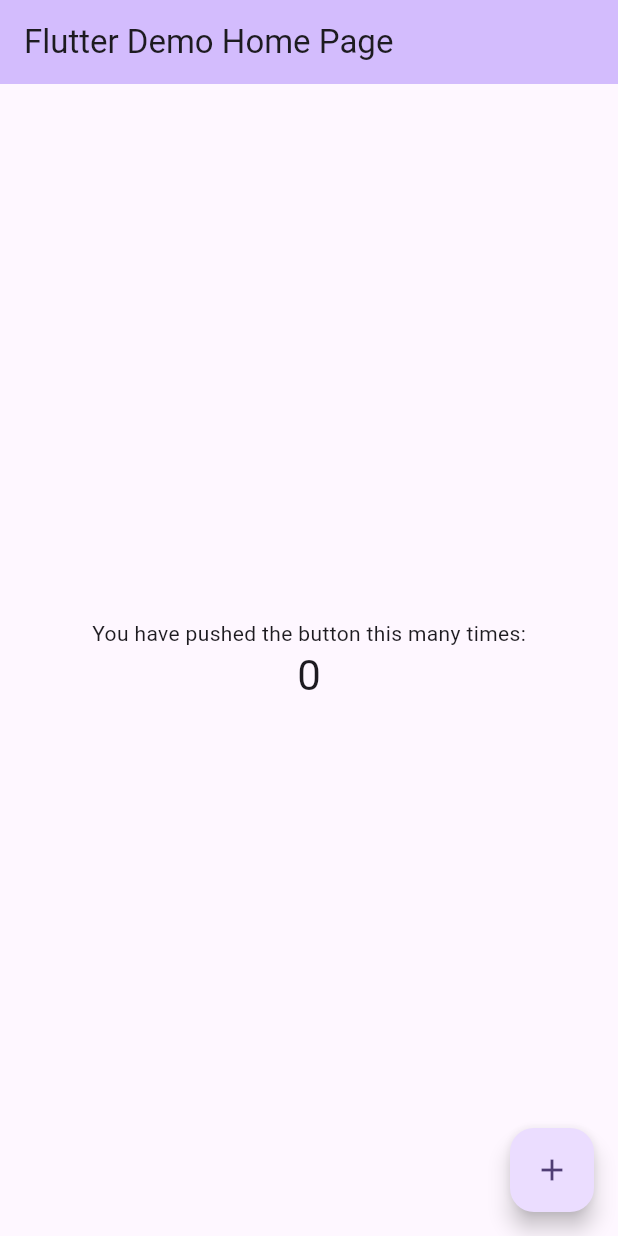
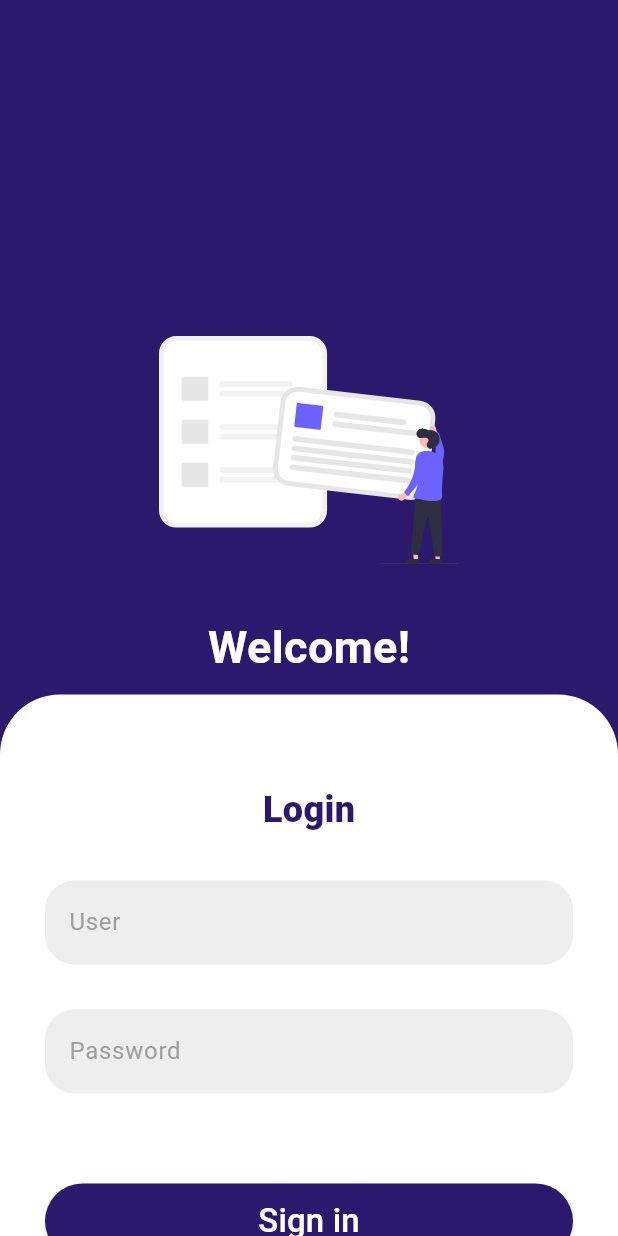
Before and after one commit to Sebastian-Beltran/prueba-fudo, a Flutter app: the screen it shows after launch, on a phone screen of 412 x 824 dp. Run offline on Flutter 3.47's test engine with Material 3 defaults, Android fonts, the phone set to English and light mode, and no system bars; our stand-ins replace equatable, flutter_riverpod, flutter_svg.

Commit message:
Added Login Screen

```diff
--- a/lib/core/constants/colors.dart
+++ b/lib/core/constants/colors.dart
@@ -0,0 +1,9 @@
+import 'package:flutter/material.dart';
+
+class Palette {
+  static Color primary = const Color(0xFF2A196D);
+  static Color secondary = const Color(0xFF7cb4c4);
+  static Color auxiliary = const Color(0xFFe8d5b5);
+  static Color green = const Color.fromARGB(255, 83, 220, 46);
+  static Color red = const Color.fromARGB(255, 219, 21, 60);
+}
--- a/lib/main.dart
+++ b/lib/main.dart
@@ -1,101 +1,52 @@
+// ignore_for_file: avoid_print
+
+import 'dart:async';
+
+import 'package:equatable/equatable.dart';
 import 'package:flutter/material.dart';
+import 'package:flutter_riverpod/flutter_riverpod.dart';
+import 'package:prueba_fudo/core/constants/colors.dart';
+import 'package:prueba_fudo/presentation/screens/login_screen.dart';
 
-void main() {
-  runApp(const MyApp());
+Future<void> main() async {
+  runZonedGuarded<void>(() async {
+    EquatableConfig.stringify = true;
+    runApp(const ProviderScope(child: MyApp()));
+  }, (error, stack) {
+    print(error.toString());
+  });
 }
 
 class MyApp extends StatelessWidget {
   const MyApp({super.key});
 
-  // This widget is the root of your application.
   @override
   Widget build(BuildContext context) {
     return MaterialApp(
-      title: 'Flutter Demo',
+      title: 'S',
       theme: ThemeData(
-        colorScheme: ColorScheme.fromSeed(seedColor: Colors.deepPurple),
+        appBarTheme: AppBarTheme(
+          backgroundColor: Palette.primary,
+          iconTheme: const IconThemeData(
+            color: Colors.white,
+          ),
+        ),
+        textTheme: const TextTheme(
+          bodyMedium: TextStyle(
+            fontSize: 20,
+            color: Colors.white,
+          ),
+        ),
+        scaffoldBackgroundColor: Palette.primary,
+        colorScheme: ColorScheme.fromSeed(seedColor: Colors.white),
         useMaterial3: true,
       ),
-      home: const MyHomePage(title: 'Flutter Demo Home Page'),
+      home: const LoginScreen(),
+      debugShowCheckedModeBanner: false,
+      // routes: {
+      //   '/home': (context) => const HomeScreen(),
+      //   '/detail': (context) => const DetailsScreen(),
+      // },
     );
   }
 }
-
-class MyHomePage extends StatefulWidget {
-  const MyHomePage({super.key, required this.title});
-
-  final String title;
-
-  @override
-  State<MyHomePage> createState() => _MyHomePageState();
-}
-
-class _MyHomePageState extends State<MyHomePage> {
-  int _counter = 0;
-
-  void _incrementCounter() {
-    setState(() {
-      // This call to setState tells the Flutter framework that something has
-      // changed in this State, which causes it to rerun the build method below
-      // so that the display can reflect the updated values. If we changed
-      // _counter without calling setState(), then the build method would not be
-      // called again, and so nothing would appear to happen.
-      _counter++;
-    });
-  }
-
-  @override
-  Widget build(BuildContext context) {
-    // This method is rerun every time setState is called, for instance as done
-    // by the _incrementCounter method above.
-    //
-    // The Flutter framework has been optimized to make rerunning build methods
-    // fast, so that you can just rebuild anything that needs updating rather
-    // than having to individually change instances of widgets.
-    return Scaffold(
-      appBar: AppBar(
-        // TRY THIS: Try changing the color here to a specific color (to
-        // Colors.amber, perhaps?) and trigger a hot reload to see the AppBar
-        // change color while the other colors stay the same.
-        backgroundColor: Theme.of(context).colorScheme.inversePrimary,
-        // Here we take the value from the MyHomePage object that was created by
-        // the App.build method, and use it to set our appbar title.
-        title: Text(widget.title),
-      ),
-      body: Center(
-        // Center is a layout widget. It takes a single child and positions it
-        // in the middle of the parent.
-        child: Column(
-          // Column is also a layout widget. It takes a list of children and
-          // arranges them vertically. By default, it sizes itself to fit its
-          // children horizontally, and tries to be as tall as its parent.
-          //
-          // Column has various properties to control how it sizes itself and
-          // how it positions its children. Here we use mainAxisAlignment to
-          // center the children vertically; the main axis here is the vertical
-          // axis because Columns are vertical (the cross axis would be
-          // horizontal).
-          //
-          // TRY THIS: Invoke "debug painting" (choose the "Toggle Debug Paint"
-          // action in the IDE, or press "p" in the console), to see the
-          // wireframe for each widget.
-          mainAxisAlignment: MainAxisAlignment.center,
-          children: <Widget>[
-            const Text(
-              'You have pushed the button this many times:',
-            ),
-            Text(
-              '$_counter',
-              style: Theme.of(context).textTheme.headlineMedium,
-            ),
-          ],
-        ),
-      ),
-      floatingActionButton: FloatingActionButton(
-        onPressed: _incrementCounter,
-        tooltip: 'Increment',
-        child: const Icon(Icons.add),
-      ), // This trailing comma makes auto-formatting nicer for build methods.
-    );
-  }
-}
--- /dev/null
+++ b/lib/presentation/screens/login_screen.dart
@@ -0,0 +1,49 @@
+import 'package:flutter/material.dart';
+import 'package:flutter_svg/svg.dart';
+import 'package:prueba_fudo/presentation/widgets/login_widgets.dart';
+
+class LoginScreen extends StatelessWidget {
+  const LoginScreen({super.key});
+
+  @override
+  Widget build(BuildContext context) {
+    final size = MediaQuery.of(context).size;
+    return Scaffold(
+      body: Padding(
+        padding: const EdgeInsets.only(top: 200),
+        child: Column(
+          children: [
+            Center(
+              child: SvgPicture.asset(
+                'assets/img/login.svg',
+                width: 200,
+                height: 200,
+              ),
+            ),
+            const SizedBox(height: 10),
+            const Text(
+              'Welcome!',
+              style: TextStyle(
+                fontSize: 30,
+                fontWeight: FontWeight.bold,
+              ),
+            ),
+            const SizedBox(height: 10),
+            Container(
+              padding: const EdgeInsets.all(30),
+              decoration: const BoxDecoration(
+                color: Colors.white,
+                borderRadius: BorderRadius.only(
+                  topLeft: Radius.circular(40.0),
+                  topRight: Radius.circular(40.0),
+                ),
+              ),
+              height: size.height * 0.5,
+              child: const LoginWidgets(),
+            ),
+          ],
+        ),
+      ),
+    );
+  }
+}
--- /dev/null
+++ b/lib/presentation/widgets/custom_button.dart
@@ -0,0 +1,36 @@
+import 'package:flutter/material.dart';
+import 'package:prueba_fudo/core/constants/colors.dart';
+
+class CustomButton extends StatelessWidget {
+  const CustomButton({
+    required this.text,
+    required this.onPressed,
+    this.isEnabled = true,
+    super.key,
+  });
+
+  final String text;
+  final bool isEnabled;
+  final VoidCallback? onPressed;
+
+  @override
+  Widget build(BuildContext context) {
+    return SizedBox(
+      width: double.infinity,
+      height: 50,
+      child: ElevatedButton(
+        style: ElevatedButton.styleFrom(
+          backgroundColor: isEnabled ? Palette.primary : Colors.grey,
+        ),
+        onPressed: isEnabled ? onPressed : null,
+        child: Text(
+          text,
+          style: TextStyle(
+            color: isEnabled ? Colors.white : Colors.grey,
+            fontSize: 22,
+          ),
+        ),
+      ),
+    );
+  }
+}
--- /dev/null
+++ b/lib/presentation/widgets/custom_text_form_field.dart
@@ -0,0 +1,44 @@
+import 'package:flutter/material.dart';
+import 'package:prueba_fudo/core/constants/colors.dart';
+
+class CustomTextFormField extends StatelessWidget {
+  const CustomTextFormField({
+    required this.labelText,
+    super.key,
+  });
+
+  final String labelText;
+
+  @override
+  Widget build(BuildContext context) {
+    return TextFormField(
+      decoration: InputDecoration(
+        labelText: labelText,
+        labelStyle: const TextStyle(color: Colors.grey),
+        filled: true,
+        fillColor: const Color.fromARGB(255, 238, 238, 238),
+        border: OutlineInputBorder(
+          borderRadius: BorderRadius.circular(20.0),
+          borderSide: BorderSide(
+            color: Palette.primary,
+            width: 2.0, // Grosor del borde
+          ),
+        ),
+        focusedBorder: OutlineInputBorder(
+          borderRadius: BorderRadius.circular(20.0),
+          borderSide: BorderSide(
+            color: Palette.primary,
+            width: 2.0,
+          ),
+        ),
+        enabledBorder: OutlineInputBorder(
+          borderRadius: BorderRadius.circular(20.0),
+          borderSide: const BorderSide(
+            color: Color.fromARGB(255, 238, 238, 238),
+            width: 1.5,
+          ),
+        ),
+      ),
+    );
+  }
+}
--- /dev/null
+++ b/lib/presentation/widgets/login_widgets.dart
@@ -0,0 +1,38 @@
+import 'package:flutter/material.dart';
+import 'package:prueba_fudo/core/constants/colors.dart';
+import 'package:prueba_fudo/presentation/widgets/custom_button.dart';
+import 'package:prueba_fudo/presentation/widgets/custom_text_form_field.dart';
+
+class LoginWidgets extends StatelessWidget {
+  const LoginWidgets({super.key});
+
+  @override
+  Widget build(BuildContext context) {
+    return Column(
+      children: [
+        const SizedBox(height: 30),
+        Text(
+          'Login',
+          style: TextStyle(
+            color: Palette.primary,
+            fontWeight: FontWeight.w800,
+            fontSize: 24,
+          ),
+        ),
+        const SizedBox(height: 30),
+        const CustomTextFormField(
+          labelText: 'User',
+        ),
+        const SizedBox(height: 30),
+        const CustomTextFormField(
+          labelText: 'Password',
+        ),
+        const SizedBox(height: 60),
+        CustomButton(
+          onPressed: () {},
+          text: 'Sign in',
+        )
+      ],
+    );
+  }
+}
--- a/pubspec.yaml
+++ b/pubspec.yaml
@@ -32,6 +32,7 @@ dependencies:
   equatable: ^2.0.5
   either_dart: ^1.0.0
   flutter_riverpod: ^2.5.1
+  flutter_svg: ^2.0.5
   http: ^1.2.2
   url_launcher: ^6.3.0
   flutter_native_splash: ^2.4.1
```
Also changed, not shown: assets/img/login.svg (added), assets/img/login_app.png (added), assets/img/postit.png (renamed from assets/postit.png), pubspec.lock, 3 other files.
